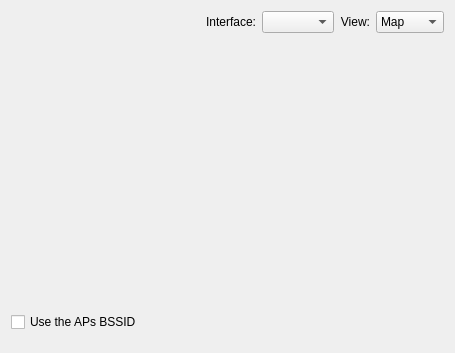
First picture: the form in libs/ui/scanwidget.ui, repository KDE/networkmanagement, before the edit.
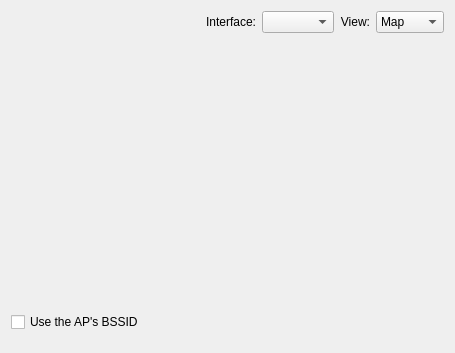
Second picture: the form after the edit. Custom widgets are drawn as their Qt base class.

Commit message: fix typo (cherry picked from commit d1bf2971d8c8b4be80a0120f9dede6fb21c44301) (cherry picked from commit 030ea6439ccf5e92381d269b6b5685ed4b95b505)

Diff of the .ui file:
```diff
--- a/libs/ui/scanwidget.ui
+++ b/libs/ui/scanwidget.ui
@@ -104,7 +104,7 @@
       <string>Automatically set the BSSID in the connection settings to the selected AP's BSSID. This is useful if multiple networks with the same SSID, but different BSSIDs exist.</string>
      </property>
      <property name="text">
-      <string>Use the APs BSSID</string>
+      <string>Use the AP's BSSID</string>
      </property>
      <property name="checked">
       <bool>false</bool>
```
